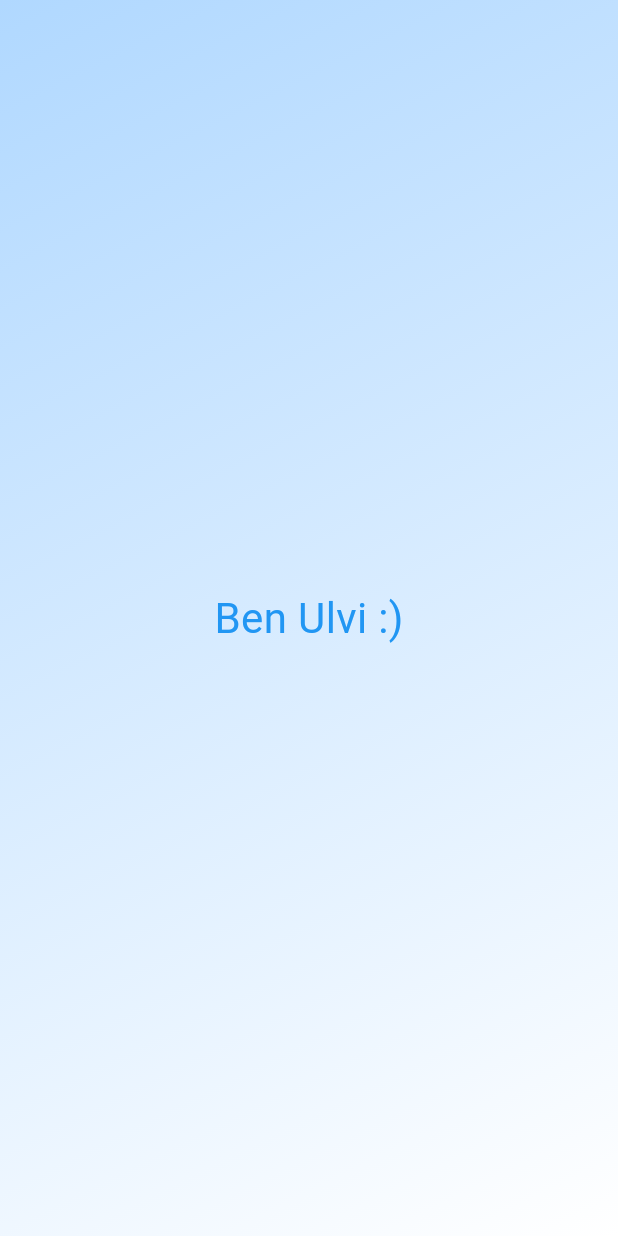
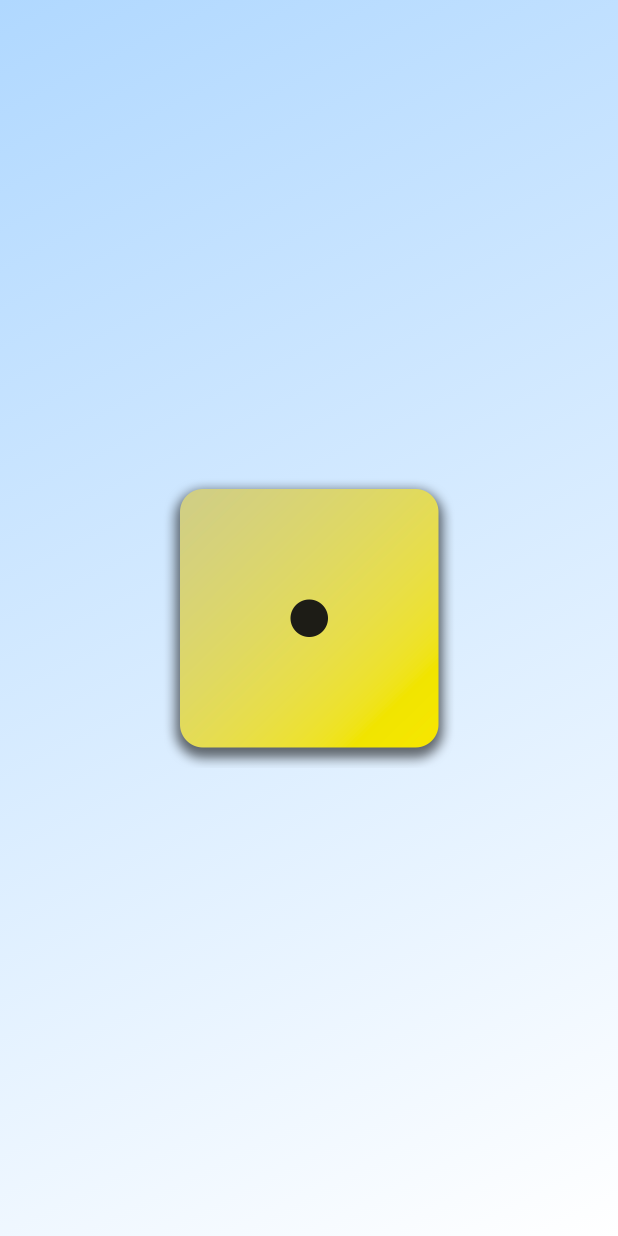
Before and after one commit to iulvimercan/flutter_DiceApp, a Flutter app: the screen it shows after launch, on a phone screen of 412 x 824 dp. Run offline on Flutter 3.47's test engine with Material 3 defaults, Android fonts, the phone set to English and light mode, and no system bars.

```diff
--- a/lib/gradient_container.dart
+++ b/lib/gradient_container.dart
@@ -16,8 +16,11 @@ class GradientContainer extends StatelessWidget{
               colors: colors
           ),
         ),
-        child: const Center(
-          child: StyledText(msg: 'Ben Ulvi :)'),
+        child: Center(
+          child: Image.asset(
+              'assets/images/dice-1.png',
+              width: 200,
+          ),
         )
     );
   }
```
Also changed, not shown: pubspec.yaml (+8 -3 lines), assets/images/dice-1.png (added), assets/images/dice-2.png (added), assets/images/dice-3.png (added), assets/images/dice-4.png (added), assets/images/dice-5.png (added), assets/images/dice-6.png (added).
